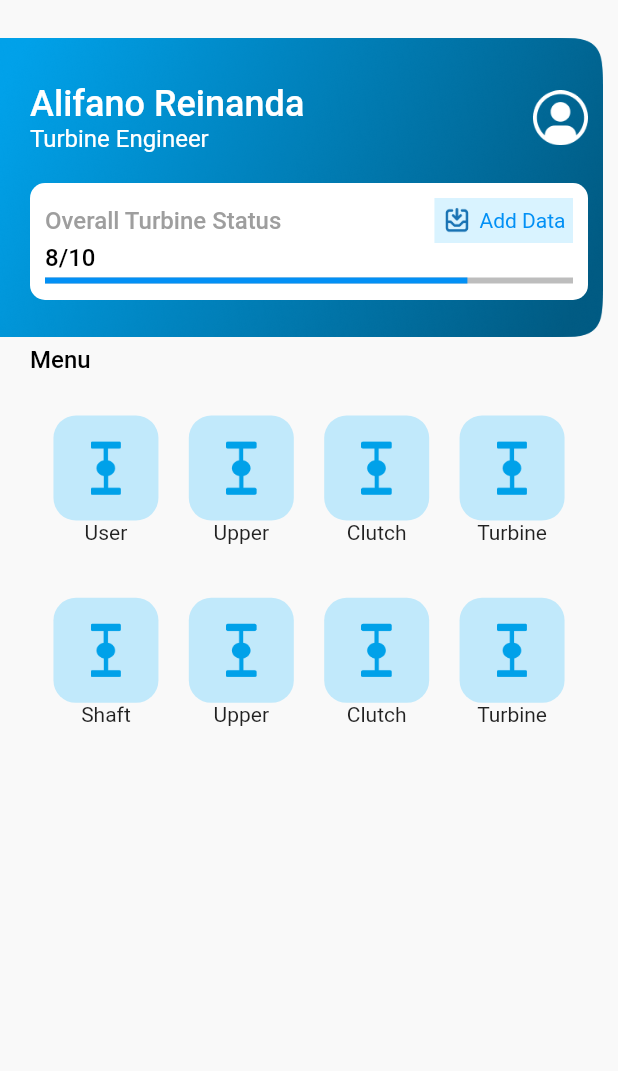
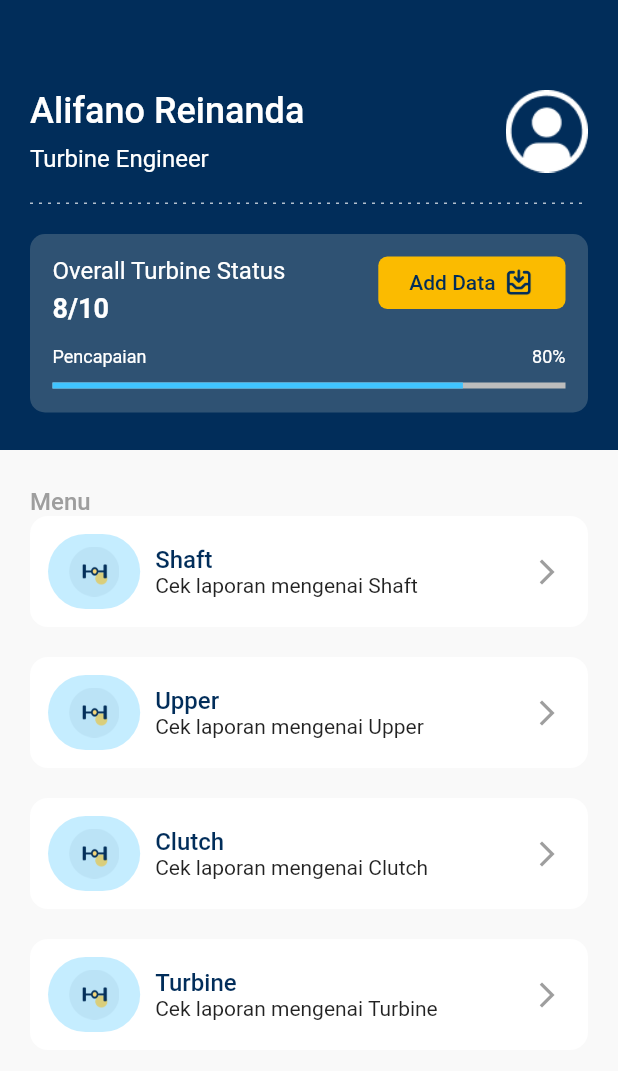
Before and after one commit to nlovencry/freelance-mobile, a Flutter app: the screen it shows after launch, after a tap on "Masuk", on a phone screen of 412 x 824 dp. Shown: the top 1071 px of the screen. Run offline on Flutter 3.47's test engine with Material 2 defaults, Android fonts, the light colour scheme and no system bars; drawn by our look-alikes of dotted_line; our stand-ins replace auto_size_text, cached_network_image, camera, device_info, dropdown_search, easy_localization and 24 more; missing offline and left inert: flutter_app_badger, flutter_cached_pdfview, flutter_downloader, flutter_pdfview, google_maps_flutter_android, google_maps_flutter_platform_interface and 4 more; accounts and stored records are empty; network calls fail; Roboto replaces fonts that are missing (SF-Pro-Display); statements that could not run were skipped.

Commit message:
push
up home

```diff
--- a/lib/common/helper/constant.dart
+++ b/lib/common/helper/constant.dart
@@ -26,8 +26,9 @@ class Constant {
   ///
   /// Constant.firstColor;
   ///
-  static Color primaryColor = Color(0xFF0290F5);
-  static Color secondaryColor = Color(0xFF1871B2);
+  static Color primaryColor = Color(0xFF012D5A);
+  static Color secondaryColor = Color(0xFF2F5273);
+  static Color thirdColor = Color(0xFFFBBB00);
   static Color tertiaryColor = Color(0xFF8CC6FF);
   static Color quarteryColor = Color(0xFFC5E2FF);
   static Color tableBlueColor = Color(0xFFE9F0FF);
--- a/lib/src/auth/view/login2_view.dart
+++ b/lib/src/auth/view/login2_view.dart
@@ -21,10 +21,10 @@ class _Login2ViewState extends State<Login2View> {
   Widget build(BuildContext context) {
     final authP = context.watch<AuthProvider>();
     return Scaffold(
-      body: Container(
-        padding: EdgeInsets.all(20),
+      body: SingleChildScrollView(
+        child: Container(
+          padding: EdgeInsets.fromLTRB(20, 80, 20, 0),
           child: Column(
-          mainAxisAlignment: MainAxisAlignment.center,
             crossAxisAlignment: CrossAxisAlignment.center,
             children: [
               CircleAvatar(
@@ -55,17 +55,28 @@ class _Login2ViewState extends State<Login2View> {
               SizedBox(
                 height: 20,
               ),
+              Column(
+                crossAxisAlignment: CrossAxisAlignment.start,
+                children: [
+                  Text("Email", style: Constant.grayRegular13.copyWith(fontSize: 14)),
+                  SizedBox(
+                    height: 5,
+                  ),
                   CustomTextField.borderTextField(
                     controller: authP.usernameC,
                     fillColor: Colors.white,
                     hintColor: Constant.quarteryColor,
-              hintText: "Username",
+                    hintText: "Email",
                     labelFontSize: 20,
                     labelFontWeight: FontWeight.bold,
                     labelColor: Constant.primaryColor,
                     borderColor: Constant.primaryColor,
                   ),
                   SizedBox(height: 20),
+                  Text("Password", style: Constant.grayRegular13.copyWith(fontSize: 14)),
+                  SizedBox(
+                    height: 5,
+                  ),
                   CustomTextField.borderTextField(
                     controller: authP.passC,
                     fillColor: Colors.white,
@@ -120,24 +131,39 @@ class _Login2ViewState extends State<Login2View> {
                       ),
                     ),
                   ),
-            SizedBox(height: 30),
+                  SizedBox(height: 20),
+                ],
+              ),
+
+              CustomButton.mainButton(contentPadding: EdgeInsets.all(7),"Masuk", () {
+                Navigator.push(context, MaterialPageRoute(builder: (context)=> Home1View()));
+              },
+                  borderRadius: BorderRadius.circular(10)),
+              SizedBox(height: 20),
+              Row(
+                mainAxisAlignment: MainAxisAlignment.center,
+                children: [
                   InkWell(
                       onTap: () {
                         Navigator.push(context,
                             MaterialPageRoute(builder: (context) => SplashView()));
                       },
                       child: Text("Belum Punya akun?")),
-            Text(
-              "Daftar disini",
+                  SizedBox(width: 5,),
+                  InkWell(
+                    onTap: () async {},
+                    child: Text(
+                      "Daftar",
                       style:
                       TextStyle(color: Colors.black, fontWeight: FontWeight.w500),
                     ),
-            SizedBox(height: 60),
-            CustomButton.mainButton("Masuk", () {
-              Navigator.push(context, MaterialPageRoute(builder: (context)=> Home1View()));
-            },
-                borderRadius: BorderRadius.circular(10))
+                  ),
+
                 ],
+              ),
+
+            ],
+          ),
         ),
       ),
     );
--- a/lib/src/home/view/home1_view.dart
+++ b/lib/src/home/view/home1_view.dart
@@ -3,6 +3,7 @@ import 'package:bimops/common/component/custom_navigator.dart';
 import 'package:bimops/common/helper/constant.dart';
 import 'package:bimops/src/data/view/data_add_view.dart';
 import 'package:bimops/src/user/view/user_manage_view.dart';
+import 'package:dotted_line/dotted_line.dart';
 import 'package:flutter/material.dart';
 
 class Home1View extends StatefulWidget {
@@ -14,28 +15,34 @@ class Home1View extends StatefulWidget {
 
 class _Home1ViewState extends State<Home1View> {
   static const List<String> staticArray = [
-    'User',
+    'Shaft',
     'Upper',
     'Clutch',
     'Turbine',
-    'Shaft',
-    'Upper',
-    'Clutch',
-    'Turbine'
+    // 'Shaft',
+    // 'Upper',
+    // 'Clutch',
+    // 'Turbine'
+  ];
+  static const List<String> staticImage = [
+    'assets/icons/ic-shaft.png',
+    'assets/icons/ic-shaft.png',
+    'assets/icons/ic-shaft.png',
+    'assets/icons/ic-shaft.png',
+    // 'Shaft',
+    // 'Upper',
+    // 'Clutch',
+    // 'Turbine'
   ];
 
   @override
   Widget build(BuildContext context) {
     Widget headKonten() {
       return Container(
-        height: 200,
+        color: Constant.primaryColor,
+        height: 300,
         width: double.infinity,
-        margin: EdgeInsets.only(right: 10, top: 25),
-        padding: EdgeInsets.fromLTRB(20, 30, 10, 15),
-        decoration: BoxDecoration(
-            image: DecorationImage(
-                image: AssetImage('assets/images/img_home.png'),
-                fit: BoxFit.contain)),
+        padding: EdgeInsets.fromLTRB(20, 60, 20, 15),
         child: Column(
           children: [
             Row(
@@ -51,6 +58,7 @@ class _Home1ViewState extends State<Home1View> {
                           fontSize: 24,
                           fontWeight: FontWeight.w500),
                     ),
+                    Constant.xSizedBox8,
                     Text(
                       "Turbine Engineer",
                       style: TextStyle(
@@ -65,77 +73,125 @@ class _Home1ViewState extends State<Home1View> {
                       CusNav.nPush(context, UserManageView());
                     },
                     child: Image.asset('assets/icons/ic-prof-home.png',
-                        scale: 1.8)),
+                        scale: 1.2)),
               ],
             ),
+            SizedBox(
+              height: 20,
+            ),
+            DottedLine(
+                dashColor: Colors.white.withOpacity(0.7),
+                lineThickness: 1,
+                dashLength: 2),
             SizedBox(
               height: 20,
             ),
             Expanded(
               child: Container(
                 margin: EdgeInsets.only(bottom: 10),
-                padding: EdgeInsets.all(10),
+                padding: EdgeInsets.fromLTRB(15, 15, 15, 10),
                 decoration: BoxDecoration(
                     borderRadius: BorderRadius.circular(10),
-                    color: Colors.white),
+                    color: Constant.secondaryColor),
                 child: Column(
                   mainAxisAlignment: MainAxisAlignment.start,
                   crossAxisAlignment: CrossAxisAlignment.start,
                   children: [
                     Row(
+                      crossAxisAlignment: CrossAxisAlignment.start,
                       mainAxisAlignment: MainAxisAlignment.spaceBetween,
+                      children: [
+                        Expanded(
+                          flex: 6,
+                          child: Column(
+                            crossAxisAlignment: CrossAxisAlignment.start,
                             children: [
                               Text(
                                 "Overall Turbine Status",
+                                maxLines: 1,
+                                overflow: TextOverflow.ellipsis,
                                 style: TextStyle(
-                              color: Colors.grey,
-                              fontWeight: FontWeight.w500,
-                              fontSize: 16),
+                                    color: Colors.white,
+                                    fontSize: 16,
+                                ),
+                              ),
+                              SizedBox(
+                                height: 5,
+                              ),
+                              Text(
+                                "8/10",
+                                style: TextStyle(
+                                    color: Colors.white,
+                                    fontWeight: FontWeight.bold,
+                                    fontSize: 18),
+                              ),
+
+                            ],
+                          ),
                         ),
                         SizedBox(
                           width: 30,
                         ),
-                        InkWell(
+                        Expanded(
+                          flex: 4,
+                          child: InkWell(
                             onTap: () => CusNav.nPush(context, DataAddView()),
                             child: Container(
-                              padding: EdgeInsets.all(5),
-                              height: 30,
-                              color: Colors.lightBlueAccent.shade100
-                                  .withOpacity(0.3),
+                                padding: EdgeInsets.all(7),
+                                height: 35,
+                                decoration: BoxDecoration(
+                                  color: Constant.thirdColor,
+                                  borderRadius: BorderRadius.circular(6),
+                                ),
                                 child: Row(
                                   mainAxisAlignment: MainAxisAlignment.center,
                                   children: [
+                                    Text(
+                                      "Add Data",
+                                      style: TextStyle(
+                                        color: Constant.primaryColor,
+                                        fontWeight: FontWeight.w500
+                                      ),
+                                    ),
+                                    SizedBox(
+                                      width: 5,
+                                    ),
                                     Image.asset(
                                       'assets/icons/ic-inbox.png',
                                       fit: BoxFit.contain,
                                     ),
-                                  SizedBox(
-                                    width: 5,
-                                  ),
-                                  Text(
-                                    "Add Data",
-                                    style: TextStyle(
-                                      color: Constant.primaryColor,
+                                  ],
+                                )),
                           ),
                         )
                       ],
-                              )),
-                        )
+                    ),
+                    SizedBox(
+                      height: 15,
+                    ),
+                    Row(
+                      mainAxisAlignment: MainAxisAlignment.spaceBetween,
+                      children: [
+                        Text(
+                          "Pencapaian",
+                          style: TextStyle(
+                              color: Colors.white,
+                              fontSize: 12),
+                        ),
+                        Text(
+                          "80%",
+                          style: TextStyle(
+                              color: Colors.white,
+                              fontSize: 12),
+                        ),
                       ],
                     ),
-                    Text(
-                      "8/10",
-                      style: TextStyle(
-                          color: Colors.black,
-                          fontWeight: FontWeight.w500,
-                          fontSize: 16),
-                    ),
                     SizedBox(
-                      height: 4,
+                      height: 10,
                     ),
                     LinearProgressIndicator(
                       value: 0.8,
-                      color: Constant.primaryColor,
+                      color: Colors.lightBlueAccent,
                       backgroundColor: Colors.grey.shade400,
                     ),
                   ],
@@ -151,47 +207,69 @@ class _Home1ViewState extends State<Home1View> {
       return Container(
           padding: EdgeInsets.symmetric(horizontal: 20),
           width: double.infinity,
-          height: 500,
           child: Column(
             crossAxisAlignment: CrossAxisAlignment.start,
             children: [
+              SizedBox(height: 20,),
               Text(
                 "Menu",
                 style: TextStyle(
-                    color: Colors.black,
+                    color: Colors.grey,
                     fontSize: 16,
                     fontWeight: FontWeight.w500),
               ),
-              SizedBox(
-                height: 20,
-              ),
-              GridView.count(
+              ListView.separated(
                   shrinkWrap: true,
-                crossAxisCount: 4,
-                childAspectRatio: 0.8,
-                crossAxisSpacing: 5.0, // Spasi antar kolom
-                mainAxisSpacing: 15.0, // Spasi antar baris
-                padding: EdgeInsets.all(8.0),
+                  physics: ScrollPhysics(),
+                  itemBuilder: (context, index) {
+                return Column(
                   children: List.generate(
                   staticArray.length,
-                  (index) => Column(
+                      (indexx) => Column(
                     children: [
-                      Container(
-                        height: 70,
-                        width: 70,
+                      CustomContainer.mainCard(
+                        isShadow: false,
+                        child: Row(
+                          children: [
+                            Expanded(
+                              flex: 2,
+                              child: Container(
+                                height: 50,
+                                width: 50,
                                 decoration: BoxDecoration(
-                            borderRadius: BorderRadius.circular(15),
+                                    borderRadius: BorderRadius.circular(40),
                                     color: Colors.lightBlueAccent.shade200
                                         .withOpacity(0.3),
                                     image: DecorationImage(
-                                image: AssetImage('assets/icons/ic-menu1.png'),
-                                scale: 2)),
+                                        image: AssetImage(staticImage[indexx]),
+                                        scale: 3)),
                               ),
-                      Text(staticArray[index])
+                            ),
+                            SizedBox(width: 10,),
+                            Expanded(
+                              flex: 8,
+                              child: Column(
+                                crossAxisAlignment: CrossAxisAlignment.start,
+                                children: [
+                                  Text(staticArray[indexx], style: Constant.iPrimaryMedium8.copyWith(fontSize: 16),),
+                                  Text("Cek laporan mengenai " + staticArray[indexx]),
                                 ],
                               ),
                             ),
+                            Expanded(
+                                flex: 1,
+                                child: Icon(Icons.arrow_forward_ios, color: Colors.grey, size: 20,))
+                          ],
                         ),
+                      ),
+                      SizedBox(height: 20,),
+                    ],
+                  ),
+                ),
+                );
+              }, separatorBuilder: (context, index) {
+                return SizedBox();
+              }, itemCount: 1),
               // Row(
               //   children: [
               //     Column(
--- a/pubspec.yaml
+++ b/pubspec.yaml
@@ -38,6 +38,7 @@ dependencies:
   device_info: ^2.0.3
   device_info_plus: ^9.1.1
   dotted_border: ^2.0.0+3
+  dotted_line: ^3.2.2
   dropdown_search: ^5.0.6
   easy_localization: ^3.0.0
   file_picker: ^5.2.9
```
Also changed, not shown: assets/icons/ic-inbox.png, assets/icons/ic-shaft.png (added), pubspec.lock. Lines whose indentation alone changed are shown as unchanged.
